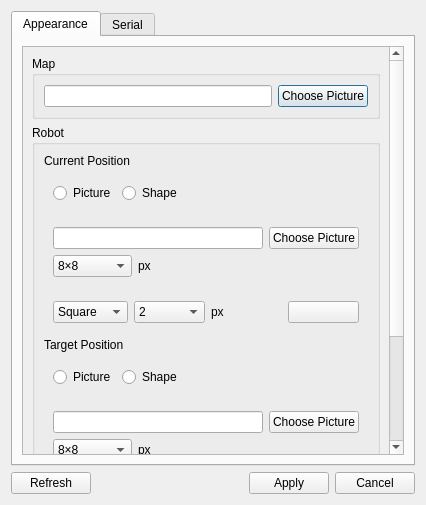
The window that settingsdialog.ui (hfansion/RobotCommander) describes before a commit, drawn with Qt 5.
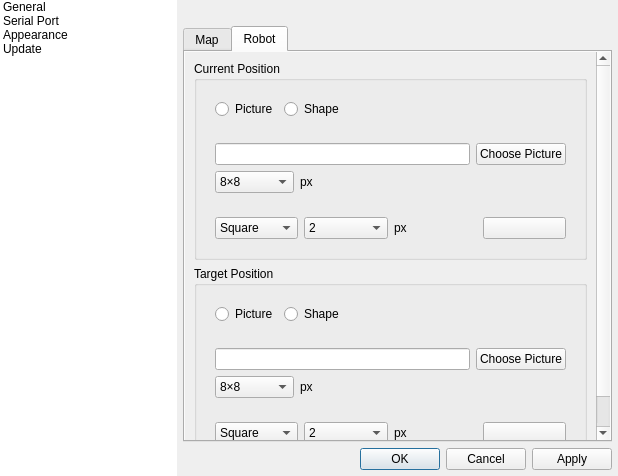
The same window after the commit. The open tabs and pages were chosen to show the change. Icons and pictures are not drawn. Custom widgets are drawn as their Qt base class.

What changed in the file:
```diff
--- a/settingsdialog.ui
+++ b/settingsdialog.ui
@@ -6,45 +6,141 @@
    <rect>
     <x>0</x>
     <y>0</y>
-    <width>426</width>
-    <height>505</height>
+    <width>618</width>
+    <height>476</height>
    </rect>
   </property>
   <property name="windowTitle">
-   <string>Preferences</string>
+   <string>Configure</string>
   </property>
-  <layout class="QVBoxLayout" name="verticalLayout">
-   <item>
-    <widget class="QTabWidget" name="tabWidget">
-     <property name="currentIndex">
+  <layout class="QHBoxLayout" name="horizontalLayout" stretch="2,5">
+   <property name="spacing">
       <number>0</number>
      </property>
-     <widget class="QWidget" name="tabAppearance">
-      <attribute name="title">
+   <property name="leftMargin">
+    <number>0</number>
+   </property>
+   <property name="topMargin">
+    <number>0</number>
+   </property>
+   <property name="rightMargin">
+    <number>0</number>
+   </property>
+   <property name="bottomMargin">
+    <number>0</number>
+   </property>
+   <item>
+    <widget class="QListWidget" name="listWidget">
+     <property name="frameShape">
+      <enum>QFrame::NoFrame</enum>
+     </property>
+     <property name="horizontalScrollBarPolicy">
+      <enum>Qt::ScrollBarAlwaysOff</enum>
+     </property>
+     <property name="editTriggers">
+      <set>QAbstractItemView::NoEditTriggers</set>
+     </property>
+     <property name="tabKeyNavigation">
+      <bool>true</bool>
+     </property>
+     <property name="iconSize">
+      <size>
+       <width>48</width>
+       <height>48</height>
+      </size>
+     </property>
+     <item>
+      <property name="text">
+       <string>General</string>
+      </property>
+      <property name="icon">
+       <iconset resource="RobotCommander.qrc">
+        <normaloff>:/icon/icon.png</normaloff>:/icon/icon.png</iconset>
+      </property>
+     </item>
+     <item>
+      <property name="text">
+       <string>Serial Port</string>
+      </property>
+      <property name="icon">
+       <iconset resource="RobotCommander.qrc">
+        <normaloff>:/icon/robot.png</normaloff>:/icon/robot.png</iconset>
+      </property>
+     </item>
+     <item>
+      <property name="text">
        <string>Appearance</string>
-      </attribute>
-      <layout class="QGridLayout" name="gridLayout_3">
+      </property>
+      <property name="icon">
+       <iconset resource="RobotCommander.qrc">
+        <normaloff>:/icon/appearance.png</normaloff>:/icon/appearance.png</iconset>
+      </property>
+     </item>
+     <item>
+      <property name="text">
+       <string>Update</string>
+      </property>
+      <property name="icon">
+       <iconset resource="RobotCommander.qrc">
+        <normaloff>:/icon/update.png</normaloff>:/icon/update.png</iconset>
+      </property>
+     </item>
+    </widget>
+   </item>
+   <item>
+    <layout class="QVBoxLayout" name="verticalLayout_11">
+     <property name="spacing">
+      <number>6</number>
+     </property>
+     <property name="leftMargin">
+      <number>6</number>
+     </property>
+     <property name="topMargin">
+      <number>6</number>
+     </property>
+     <property name="rightMargin">
+      <number>6</number>
+     </property>
+     <property name="bottomMargin">
+      <number>6</number>
+     </property>
+     <item>
+      <widget class="QLabel" name="label_name"/>
+     </item>
+     <item>
+      <widget class="QStackedWidget" name="stackedWidget">
+       <property name="currentIndex">
+        <number>0</number>
+       </property>
+       <widget class="QWidget" name="page_general">
+        <layout class="QGridLayout" name="gridLayout_4">
+         <property name="leftMargin">
+          <number>0</number>
+         </property>
+         <property name="topMargin">
+          <number>0</number>
+         </property>
+         <property name="rightMargin">
+          <number>0</number>
+         </property>
+         <property name="bottomMargin">
+          <number>0</number>
+         </property>
+         <property name="horizontalSpacing">
+          <number>0</number>
+         </property>
        <item row="0" column="0">
-        <widget class="QScrollArea" name="scrollArea">
-         <property name="widgetResizable">
-          <bool>true</bool>
-         </property>
-         <widget class="QWidget" name="scrollAreaWidgetContents">
-          <property name="geometry">
-           <rect>
-            <x>0</x>
-            <y>0</y>
-            <width>365</width>
-            <height>566</height>
-           </rect>
-          </property>
-          <layout class="QVBoxLayout" name="verticalLayout_4">
-           <item>
-            <widget class="QGroupBox" name="groupBox_MapPic">
-             <property name="title">
+          <widget class="QTabWidget" name="tabWidget_general">
+           <property name="currentIndex">
+            <number>0</number>
+           </property>
+           <widget class="QWidget" name="tab_map">
+            <attribute name="title">
               <string>Map</string>
-             </property>
-             <layout class="QHBoxLayout" name="horizontalLayout_3">
+            </attribute>
+            <layout class="QVBoxLayout" name="verticalLayout_4">
+             <item>
+              <layout class="QHBoxLayout" name="horizontalLayout_12">
               <item>
                <widget class="QLineEdit" name="lineEdit_MapPic"/>
               </item>
@@ -56,21 +152,91 @@
                </widget>
               </item>
              </layout>
+             </item>
+             <item>
+              <widget class="QWidget" name="widget" native="true">
+               <layout class="QVBoxLayout" name="verticalLayout">
+                <property name="leftMargin">
+                 <number>0</number>
+                </property>
+                <property name="topMargin">
+                 <number>0</number>
+                </property>
+                <property name="rightMargin">
+                 <number>0</number>
+                </property>
+                <property name="bottomMargin">
+                 <number>0</number>
+                </property>
+                <item>
+                 <widget class="QLabel" name="label_map_preview">
+                  <property name="scaledContents">
+                   <bool>true</bool>
+                  </property>
             </widget>
            </item>
            <item>
-            <widget class="QGroupBox" name="groupBox_RobotPic">
-             <property name="title">
+                 <spacer name="verticalSpacer_2">
+                  <property name="orientation">
+                   <enum>Qt::Vertical</enum>
+                  </property>
+                  <property name="sizeHint" stdset="0">
+                   <size>
+                    <width>20</width>
+                    <height>268</height>
+                   </size>
+                  </property>
+                 </spacer>
+                </item>
+               </layout>
+              </widget>
+             </item>
+            </layout>
+           </widget>
+           <widget class="QWidget" name="tab_robot">
+            <attribute name="title">
               <string>Robot</string>
+            </attribute>
+            <layout class="QGridLayout" name="gridLayout_5">
+             <property name="leftMargin">
+              <number>0</number>
              </property>
-             <layout class="QVBoxLayout" name="verticalLayout_3">
+             <property name="topMargin">
+              <number>0</number>
+             </property>
+             <property name="rightMargin">
+              <number>0</number>
+             </property>
+             <property name="bottomMargin">
+              <number>0</number>
+             </property>
+             <item row="0" column="0">
+              <widget class="QScrollArea" name="scrollArea_2">
+               <property name="frameShape">
+                <enum>QFrame::NoFrame</enum>
+               </property>
+               <property name="frameShadow">
+                <enum>QFrame::Raised</enum>
+               </property>
+               <property name="widgetResizable">
+                <bool>true</bool>
+               </property>
+               <widget class="QWidget" name="scrollAreaWidgetContents_2">
+                <property name="geometry">
+                 <rect>
+                  <x>0</x>
+                  <y>0</y>
+                  <width>400</width>
+                  <height>508</height>
+                 </rect>
+                </property>
+                <layout class="QVBoxLayout" name="verticalLayout_8">
               <item>
-               <widget class="QLabel" name="label_2">
-                <property name="text">
+                  <widget class="QGroupBox" name="groupBox_robot_cur">
+                   <property name="title">
                  <string>Current Position</string>
                 </property>
-               </widget>
-              </item>
+                   <layout class="QVBoxLayout" name="verticalLayout_7">
               <item>
                <widget class="QWidget" name="widget_5" native="true">
                 <layout class="QHBoxLayout" name="horizontalLayout_8">
@@ -275,13 +441,15 @@
                 </layout>
                </widget>
               </item>
+                   </layout>
+                  </widget>
+                 </item>
               <item>
-               <widget class="QLabel" name="label_3">
-                <property name="text">
+                  <widget class="QGroupBox" name="groupBox_2">
+                   <property name="title">
                  <string>Target Position</string>
                 </property>
-               </widget>
-              </item>
+                   <layout class="QVBoxLayout" name="verticalLayout_9">
               <item>
                <widget class="QWidget" name="widget_6" native="true">
                 <layout class="QHBoxLayout" name="horizontalLayout_10">
@@ -490,37 +658,14 @@
             </widget>
            </item>
            <item>
-            <widget class="QGroupBox" name="groupBox">
-             <property name="title">
-              <string>Language</string>
-             </property>
-             <layout class="QVBoxLayout" name="verticalLayout_2">
-              <item>
-               <widget class="QComboBox" name="comboBox">
-                <item>
-                 <property name="text">
-                  <string>Chinese</string>
-                 </property>
-                </item>
-                <item>
-                 <property name="text">
-                  <string>English</string>
-                 </property>
-                </item>
-               </widget>
-              </item>
-             </layout>
-            </widget>
-           </item>
-           <item>
-            <spacer name="verticalSpacer">
+                  <spacer name="verticalSpacer_3">
              <property name="orientation">
               <enum>Qt::Vertical</enum>
              </property>
              <property name="sizeHint" stdset="0">
               <size>
                <width>20</width>
-               <height>1</height>
+                     <height>3</height>
               </size>
              </property>
             </spacer>
@@ -531,11 +676,26 @@
        </item>
       </layout>
      </widget>
-     <widget class="QWidget" name="tabSerial">
-      <attribute name="title">
-       <string>Serial</string>
-      </attribute>
-      <layout class="QHBoxLayout" name="horizontalLayout_2">
+          </widget>
+         </item>
+        </layout>
+       </widget>
+       <widget class="QWidget" name="page_serialPort">
+        <layout class="QVBoxLayout" name="verticalLayout_2" stretch="1">
+         <property name="leftMargin">
+          <number>0</number>
+         </property>
+         <property name="topMargin">
+          <number>0</number>
+         </property>
+         <property name="rightMargin">
+          <number>0</number>
+         </property>
+         <property name="bottomMargin">
+          <number>0</number>
+         </property>
+         <item>
+          <layout class="QHBoxLayout" name="horizontalLayout_13">
        <item>
         <widget class="QGroupBox" name="selectBox">
          <property name="title">
@@ -543,7 +703,7 @@
          </property>
          <layout class="QGridLayout" name="gridLayout">
           <item row="0" column="0">
-           <widget class="QComboBox" name="serialPortInfoListBox"/>
+               <widget class="AutoRefreshComboBox" name="serialPortInfoListBox"/>
           </item>
           <item row="1" column="0">
            <widget class="QLabel" name="descriptionLabel">
@@ -650,18 +810,147 @@
         </widget>
        </item>
       </layout>
-     </widget>
+         </item>
+        </layout>
+       </widget>
+       <widget class="QWidget" name="page_appearance">
+        <layout class="QGridLayout" name="gridLayout_6">
+         <property name="leftMargin">
+          <number>0</number>
+         </property>
+         <property name="topMargin">
+          <number>0</number>
+         </property>
+         <property name="rightMargin">
+          <number>0</number>
+         </property>
+         <property name="bottomMargin">
+          <number>0</number>
+         </property>
+         <item row="0" column="0">
+          <widget class="QTabWidget" name="tabWidget_appearance">
+           <property name="currentIndex">
+            <number>0</number>
+           </property>
+           <widget class="QWidget" name="tab_language">
+            <attribute name="title">
+             <string>Language</string>
+            </attribute>
+            <layout class="QVBoxLayout" name="verticalLayout_10">
+             <property name="leftMargin">
+              <number>0</number>
+             </property>
+             <property name="topMargin">
+              <number>0</number>
+             </property>
+             <property name="rightMargin">
+              <number>0</number>
+             </property>
+             <property name="bottomMargin">
+              <number>0</number>
+             </property>
+             <item>
+              <widget class="QListWidget" name="listWidget_language">
+               <property name="frameShape">
+                <enum>QFrame::NoFrame</enum>
+               </property>
+               <item>
+                <property name="text">
+                 <string>Chinese</string>
+                </property>
+               </item>
+               <item>
+                <property name="text">
+                 <string>English</string>
+                </property>
+               </item>
     </widget>
    </item>
    <item>
-    <layout class="QHBoxLayout" name="horizontalLayout">
+              <widget class="QLabel" name="label_language">
+               <property name="text">
+                <string>The language selected is %1.</string>
+               </property>
+              </widget>
+             </item>
+            </layout>
+           </widget>
+           <widget class="QWidget" name="tab_style">
+            <attribute name="title">
+             <string>Style</string>
+            </attribute>
+           </widget>
+          </widget>
+         </item>
+        </layout>
+       </widget>
+       <widget class="QWidget" name="page_update">
+        <layout class="QGridLayout" name="gridLayout_3">
+         <property name="leftMargin">
+          <number>0</number>
+         </property>
+         <property name="topMargin">
+          <number>0</number>
+         </property>
+         <property name="rightMargin">
+          <number>0</number>
+         </property>
+         <property name="bottomMargin">
+          <number>0</number>
+         </property>
+         <item row="0" column="0">
+          <widget class="QScrollArea" name="scrollArea">
+           <property name="frameShape">
+            <enum>QFrame::NoFrame</enum>
+           </property>
+           <property name="widgetResizable">
+            <bool>true</bool>
+           </property>
+           <widget class="QWidget" name="scrollAreaWidgetContents">
+            <property name="geometry">
+             <rect>
+              <x>0</x>
+              <y>0</y>
+              <width>258</width>
+              <height>122</height>
+             </rect>
+            </property>
+            <layout class="QVBoxLayout" name="verticalLayout_3">
+             <property name="leftMargin">
+              <number>0</number>
+             </property>
+             <property name="topMargin">
+              <number>0</number>
+             </property>
+             <property name="rightMargin">
+              <number>0</number>
+             </property>
+             <property name="bottomMargin">
+              <number>0</number>
+             </property>
      <item>
-      <widget class="QPushButton" name="pushButton_refresh">
+              <layout class="QHBoxLayout" name="horizontalLayout_2">
+               <item>
+                <widget class="QLabel" name="label_channel">
        <property name="text">
-        <string>Refresh</string>
+                  <string>Current update channel:</string>
        </property>
       </widget>
      </item>
+               <item>
+                <widget class="QComboBox" name="comboBox_channel">
+                 <item>
+                  <property name="text">
+                   <string>main</string>
+                  </property>
+                 </item>
+                 <item>
+                  <property name="text">
+                   <string>dev</string>
+                  </property>
+                 </item>
+                </widget>
+               </item>
      <item>
       <spacer name="horizontalSpacer">
        <property name="orientation">
@@ -669,30 +958,96 @@
        </property>
        <property name="sizeHint" stdset="0">
         <size>
-         <width>96</width>
+                   <width>40</width>
          <height>20</height>
         </size>
        </property>
       </spacer>
      </item>
+              </layout>
+             </item>
      <item>
-      <widget class="QPushButton" name="applyButton">
+              <widget class="QCheckBox" name="checkBox_autoUpdate">
        <property name="text">
-        <string>Apply</string>
-       </property>
+                <string>Auto check for update</string>
+               </property>
+               <property name="checked">
+                <bool>true</bool>
+               </property>
       </widget>
      </item>
      <item>
-      <widget class="QPushButton" name="cancelButton">
+              <layout class="QHBoxLayout" name="horizontalLayout_3">
+               <item>
+                <widget class="QPushButton" name="pushButton_check_update">
        <property name="text">
-        <string>Cancel</string>
+                  <string>check for update</string>
        </property>
       </widget>
      </item>
-    </layout>
-   </item>
-  </layout>
- </widget>
- <resources/>
+               <item>
+                <widget class="QLabel" name="label_isLatest">
+                 <property name="text">
+                  <string/>
+                 </property>
+                </widget>
+               </item>
+               <item>
+                <spacer name="horizontalSpacer_6">
+                 <property name="orientation">
+                  <enum>Qt::Horizontal</enum>
+                 </property>
+                 <property name="sizeHint" stdset="0">
+                  <size>
+                   <width>38</width>
+                   <height>20</height>
+                  </size>
+                 </property>
+                </spacer>
+               </item>
+              </layout>
+             </item>
+             <item>
+              <spacer name="verticalSpacer">
+               <property name="orientation">
+                <enum>Qt::Vertical</enum>
+               </property>
+               <property name="sizeHint" stdset="0">
+                <size>
+                 <width>20</width>
+                 <height>40</height>
+                </size>
+               </property>
+              </spacer>
+             </item>
+            </layout>
+           </widget>
+          </widget>
+         </item>
+        </layout>
+       </widget>
+      </widget>
+     </item>
+     <item>
+      <widget class="QDialogButtonBox" name="buttonBox">
+       <property name="standardButtons">
+        <set>QDialogButtonBox::Apply|QDialogButtonBox::Cancel|QDialogButtonBox::Ok</set>
+       </property>
+      </widget>
+     </item>
+    </layout>
+   </item>
+  </layout>
+ </widget>
+ <customwidgets>
+  <customwidget>
+   <class>AutoRefreshComboBox</class>
+   <extends>QComboBox</extends>
+   <header>util/autorefreshcombobox.h</header>
+  </customwidget>
+ </customwidgets>
+ <resources>
+  <include location="RobotCommander.qrc"/>
+ </resources>
  <connections/>
 </ui>
```
Lines whose indentation alone changed are shown as unchanged.
